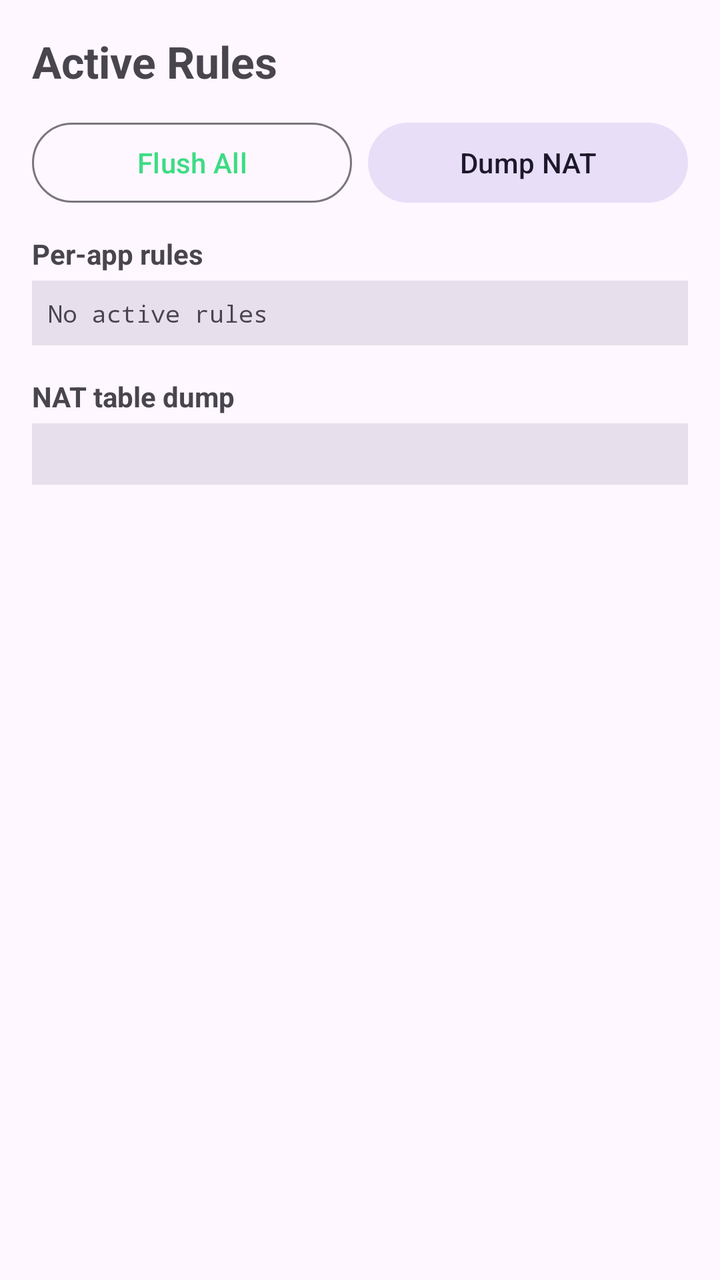
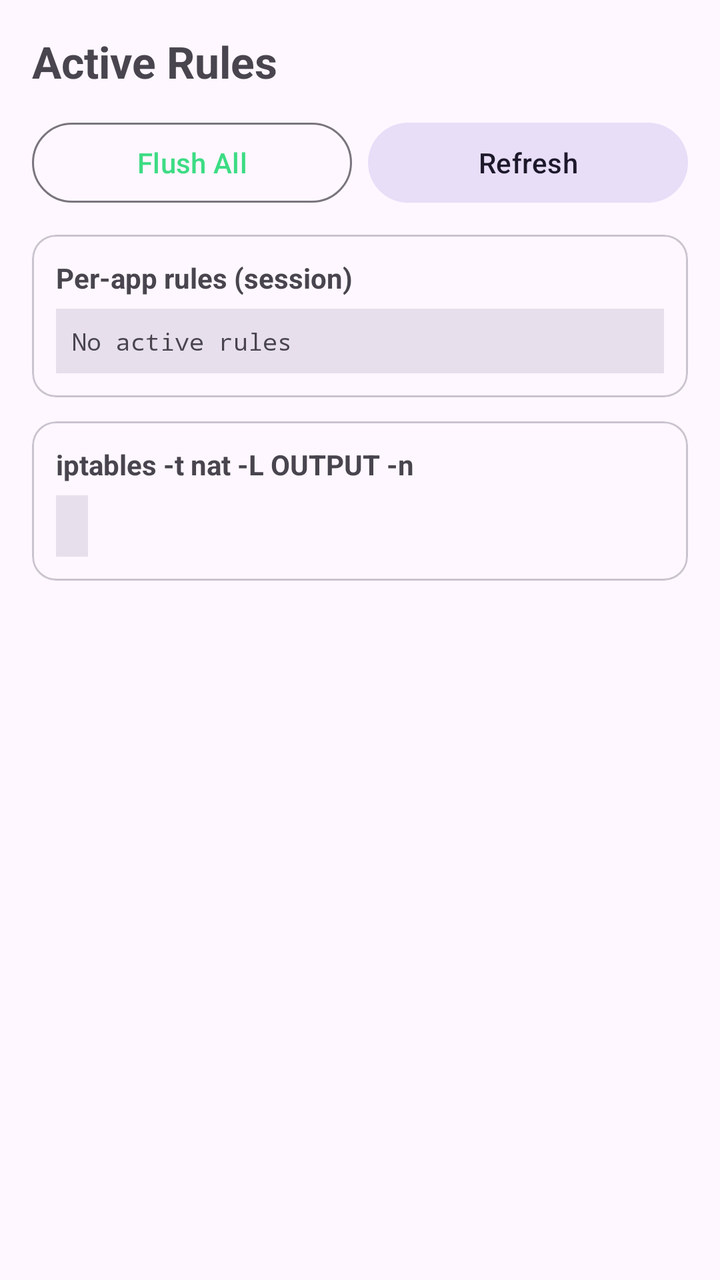

The first picture is an Android layout as it rendered before a commit; the second is the same layout after the commit. The layout source and the unified diff follow.
<!-- AndroidManifest.xml: application theme Theme.SSLKillSwitch -->
<!-- res/layout/activity_active_rules.xml -->
<?xml version="1.0" encoding="utf-8"?>
<LinearLayout xmlns:android="http://schemas.android.com/apk/res/android"
    android:layout_width="match_parent"
    android:layout_height="match_parent"
    android:orientation="vertical"
    android:fitsSystemWindows="true"
    android:padding="16dp">

    <TextView
        android:layout_width="wrap_content"
        android:layout_height="wrap_content"
        android:text="Active Rules"
        android:textSize="22sp"
        android:textStyle="bold"
        android:layout_marginBottom="12dp" />

    <LinearLayout
        android:layout_width="match_parent"
        android:layout_height="wrap_content"
        android:orientation="horizontal"
        android:layout_marginBottom="12dp">

        <Button
            android:id="@+id/btnFlushAll"
            android:layout_width="0dp"
            android:layout_height="wrap_content"
            android:layout_weight="1"
            android:layout_marginEnd="4dp"
            android:text="Flush All"
            style="@style/Widget.Material3.Button.OutlinedButton" />

        <Button
            android:id="@+id/btnRefreshDump"
            android:layout_width="0dp"
            android:layout_height="wrap_content"
            android:layout_weight="1"
            android:layout_marginStart="4dp"
            android:text="Dump NAT"
            style="@style/Widget.Material3.Button.TonalButton" />

    </LinearLayout>

    <ScrollView
        android:layout_width="match_parent"
        android:layout_height="0dp"
        android:layout_weight="1">

        <LinearLayout
            android:layout_width="match_parent"
            android:layout_height="wrap_content"
            android:orientation="vertical">

            <TextView
                android:layout_width="wrap_content"
                android:layout_height="wrap_content"
                android:text="Per-app rules"
                android:textStyle="bold"
                android:textSize="14sp"
                android:layout_marginBottom="4dp" />

            <TextView
                android:id="@+id/tvActiveRules"
                android:layout_width="match_parent"
                android:layout_height="wrap_content"
                android:fontFamily="monospace"
                android:textSize="12sp"
                android:padding="8dp"
                android:background="?attr/colorSurfaceVariant"
                android:text="No active rules"
                android:layout_marginBottom="16dp" />

            <TextView
                android:layout_width="wrap_content"
                android:layout_height="wrap_content"
                android:text="NAT table dump"
                android:textStyle="bold"
                android:textSize="14sp"
                android:layout_marginBottom="4dp" />

            <TextView
                android:id="@+id/tvNatDump"
                android:layout_width="match_parent"
                android:layout_height="wrap_content"
                android:fontFamily="monospace"
                android:textSize="11sp"
                android:padding="8dp"
                android:background="?attr/colorSurfaceVariant"
                android:text="" />

        </LinearLayout>
    </ScrollView>

</LinearLayout>
<!-- resources referenced by this layout -->
<resources>
  <style name="Theme.SSLKillSwitch" parent="Theme.Material3.DayNight.NoActionBar">
          <item name="colorPrimary">@color/android_green</item>
          <item name="colorPrimaryVariant">@color/android_green_dark</item>
          <item name="colorOnPrimary">@color/on_primary</item>
          <item name="android:statusBarColor">?attr/colorPrimaryVariant</item>
          <item name="android:windowLayoutInDisplayCutoutMode">shortEdges</item>
      </style>
  <color name="android_green">#FF3DDC84</color>
  <color name="android_green_dark">#FF00AF60</color>
  <color name="on_primary">#FF000000</color>
</resources>

<!-- the commit's change to res/layout/activity_active_rules.xml (unified diff, before → after) -->
@@ -35,7 +35,7 @@
             android:layout_height="wrap_content"
             android:layout_weight="1"
             android:layout_marginStart="4dp"
-            android:text="Dump NAT"
+            android:text="Refresh"
             style="@style/Widget.Material3.Button.TonalButton" />
 
     </LinearLayout>
@@ -50,42 +50,76 @@
             android:layout_height="wrap_content"
             android:orientation="vertical">
 
-            <TextView
-                android:layout_width="wrap_content"
-                android:layout_height="wrap_content"
-                android:text="Per-app rules"
-                android:textStyle="bold"
-                android:textSize="14sp"
-                android:layout_marginBottom="4dp" />
-
-            <TextView
-                android:id="@+id/tvActiveRules"
+            
+            <com.google.android.material.card.MaterialCardView
                 android:layout_width="match_parent"
                 android:layout_height="wrap_content"
-                android:fontFamily="monospace"
-                android:textSize="12sp"
-                android:padding="8dp"
-                android:background="?attr/colorSurfaceVariant"
-                android:text="No active rules"
-                android:layout_marginBottom="16dp" />
+                android:layout_marginBottom="12dp">
 
-            <TextView
-                android:layout_width="wrap_content"
-                android:layout_height="wrap_content"
-                android:text="NAT table dump"
-                android:textStyle="bold"
-                android:textSize="14sp"
-                android:layout_marginBottom="4dp" />
+                <LinearLayout
+                    android:layout_width="match_parent"
+                    android:layout_height="wrap_content"
+                    android:orientation="vertical"
+                    android:padding="12dp">
 
-            <TextView
-                android:id="@+id/tvNatDump"
+                    <TextView
+                        android:layout_width="wrap_content"
+                        android:layout_height="wrap_content"
+                        android:text="Per-app rules (session)"
+                        android:textStyle="bold"
+                        android:textSize="14sp"
+                        android:layout_marginBottom="6dp" />
+
+                    <TextView
+                        android:id="@+id/tvActiveRules"
+                        android:layout_width="match_parent"
+                        android:layout_height="wrap_content"
+                        android:fontFamily="monospace"
+                        android:textSize="12sp"
+                        android:padding="8dp"
+                        android:background="?attr/colorSurfaceVariant"
+                        android:text="No active rules" />
+
+                </LinearLayout>
+            </com.google.android.material.card.MaterialCardView>
+
+            
+            <com.google.android.material.card.MaterialCardView
                 android:layout_width="match_parent"
-                android:layout_height="wrap_content"
-                android:fontFamily="monospace"
-                android:textSize="11sp"
-                android:padding="8dp"
-                android:background="?attr/colorSurfaceVariant"
-                android:text="" />
+                android:layout_height="wrap_content">
+
+                <LinearLayout
+                    android:layout_width="match_parent"
+                    android:layout_height="wrap_content"
+                    android:orientation="vertical"
+                    android:padding="12dp">
+
+                    <TextView
+                        android:layout_width="wrap_content"
+                        android:layout_height="wrap_content"
+                        android:text="iptables -t nat -L OUTPUT -n"
+                        android:textStyle="bold"
+                        android:textSize="14sp"
+                        android:layout_marginBottom="6dp" />
+
+                    <HorizontalScrollView
+                        android:layout_width="match_parent"
+                        android:layout_height="wrap_content">
+
+                        <TextView
+                            android:id="@+id/tvNatDump"
+                            android:layout_width="wrap_content"
+                            android:layout_height="wrap_content"
+                            android:fontFamily="monospace"
+                            android:textSize="11sp"
+                            android:padding="8dp"
+                            android:background="?attr/colorSurfaceVariant"
+                            android:text="" />
+
+                    </HorizontalScrollView>
+
+                </LinearLayout>
+            </com.google.android.material.card.MaterialCardView>
 
         </LinearLayout>
     </ScrollView>
